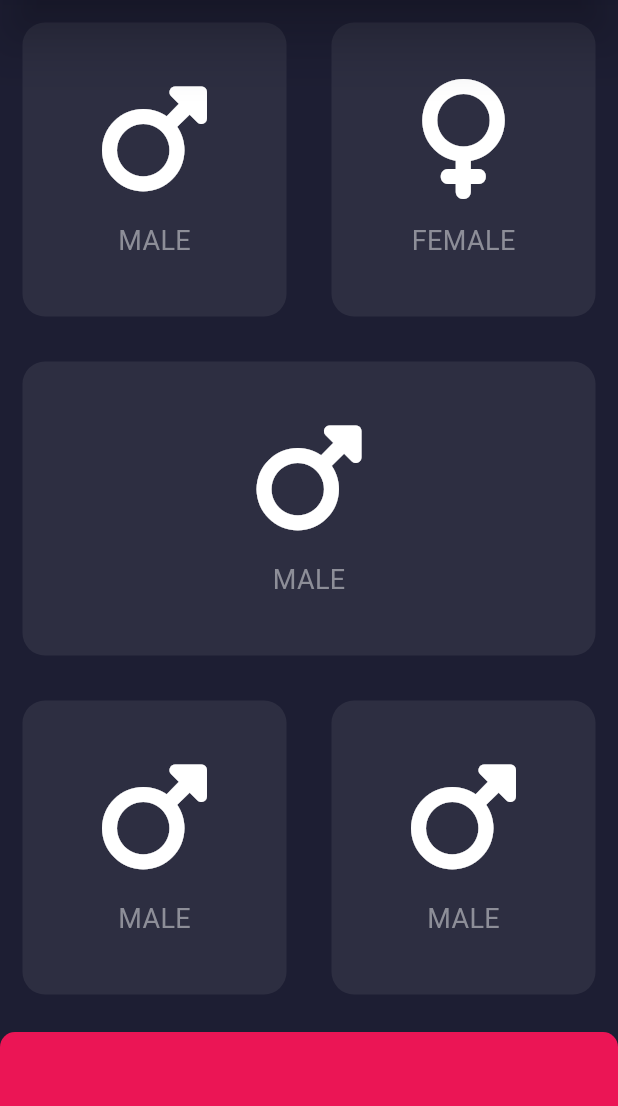
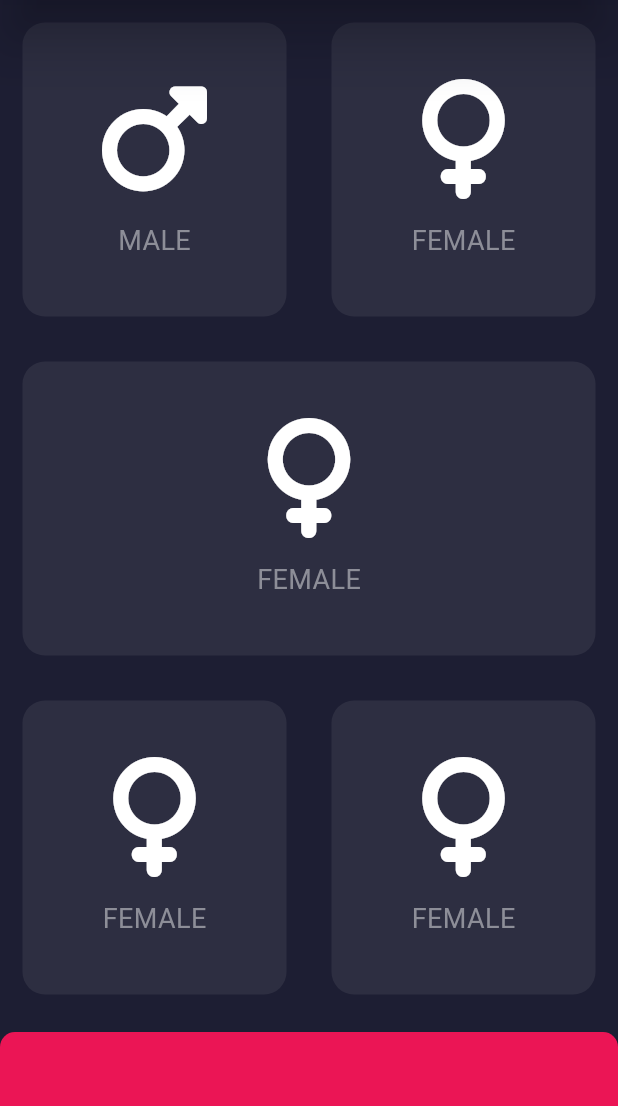
Before and after one commit to KASRA10/BMI-Calculator_V1, a Flutter app: the screen it shows after launch, on a phone screen of 412 x 824 dp, the part 84-1190 px from its top. Run offline on Flutter 3.47's test engine with Material 3 defaults, Android fonts, the phone set to English and light mode, and no system bars; our stand-ins replace font_awesome_flutter.

Commit message:
change import lines

```diff
--- a/lib/main.dart
+++ b/lib/main.dart
@@ -1,8 +1,9 @@
+import 'package:flutter/material.dart';
+import 'package:font_awesome_flutter/font_awesome_flutter.dart';
+
 import 'package:bmi_calculator_v1/src/reusable_card.dart';
 import 'package:bmi_calculator_v1/src/button_container.dart';
 import 'package:bmi_calculator_v1/src/icon_text_widget.dart';
-import 'package:flutter/material.dart';
-import 'package:font_awesome_flutter/font_awesome_flutter.dart';
 
 const carColor = Color(
   0xFF1D1E33,
@@ -104,27 +105,9 @@
                 Expanded(
                   child: ReusableCard(
                     changeableColor: carColorLighter,
-                    cardChild: Column(
-                      mainAxisAlignment: MainAxisAlignment.center,
-                      crossAxisAlignment: CrossAxisAlignment.center,
-                      children: [
-                        Icon(
-                          FontAwesomeIcons.mars,
-                          color: iconColors,
-                          size: 80.0,
-                          semanticLabel: 'Men\'s Icons',
-                        ),
-                        SizedBox(
-                          height: 15.0,
-                        ),
-                        Text(
-                          'MALE',
-                          style: TextStyle(
-                            fontSize: 18.0,
-                            color: textColors,
-                          ),
-                        ),
-                      ],
+                    cardChild: IconTextWidget(
+                      icon: FontAwesomeIcons.venus,
+                      label: 'FEMALE',
                     ),
                   ),
                 ),
@@ -139,54 +122,18 @@
                 Expanded(
                   child: ReusableCard(
                     changeableColor: carColorLighter,
-                    cardChild: Column(
-                      mainAxisAlignment: MainAxisAlignment.center,
-                      crossAxisAlignment: CrossAxisAlignment.center,
-                      children: [
-                        Icon(
-                          FontAwesomeIcons.mars,
-                          color: iconColors,
-                          size: 80.0,
-                          semanticLabel: 'Men\'s Icons',
-                        ),
-                        SizedBox(
-                          height: 15.0,
-                        ),
-                        Text(
-                          'MALE',
-                          style: TextStyle(
-                            fontSize: 18.0,
-                            color: textColors,
-                          ),
-                        ),
-                      ],
+                    cardChild: IconTextWidget(
+                      icon: FontAwesomeIcons.venus,
+                      label: 'FEMALE',
                     ),
                   ),
                 ),
                 Expanded(
                   child: ReusableCard(
                     changeableColor: carColorLighter,
-                    cardChild: Column(
-                      mainAxisAlignment: MainAxisAlignment.center,
-                      crossAxisAlignment: CrossAxisAlignment.center,
-                      children: [
-                        Icon(
-                          FontAwesomeIcons.mars,
-                          color: iconColors,
-                          size: 80.0,
-                          semanticLabel: 'Men\'s Icons',
-                        ),
-                        SizedBox(
-                          height: 15.0,
-                        ),
-                        Text(
-                          'MALE',
-                          style: TextStyle(
-                            fontSize: 18.0,
-                            color: textColors,
-                          ),
-                        ),
-                      ],
+                    cardChild: IconTextWidget(
+                      icon: FontAwesomeIcons.venus,
+                      label: 'FEMALE',
                     ),
                   ),
                 ),
```
